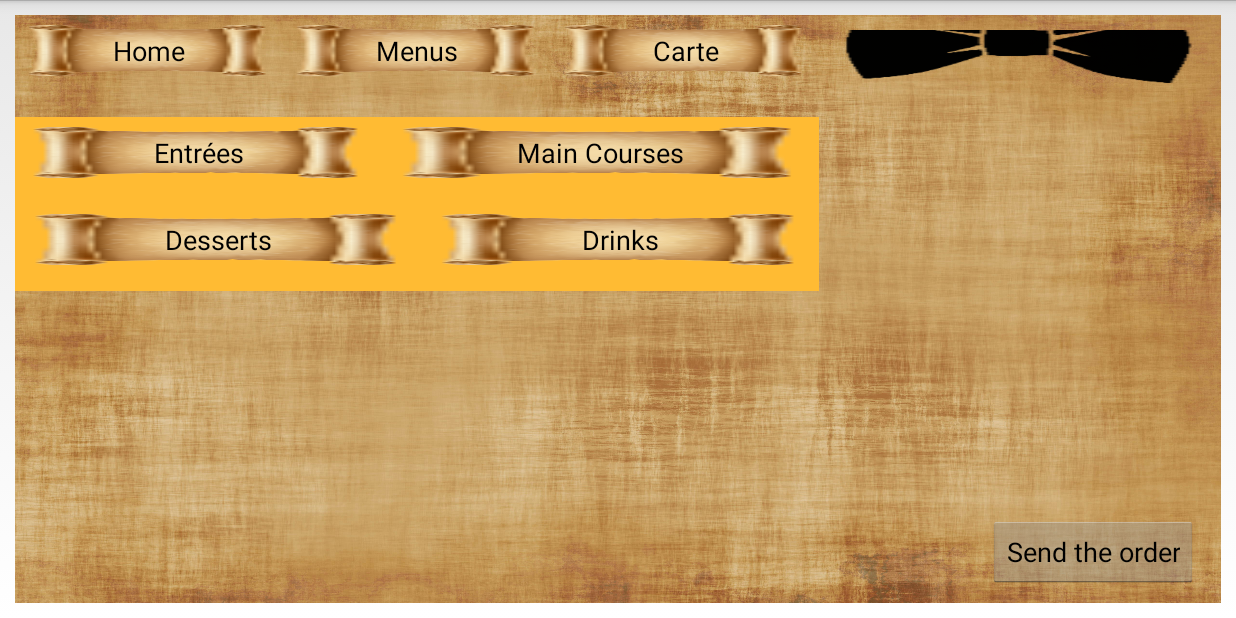
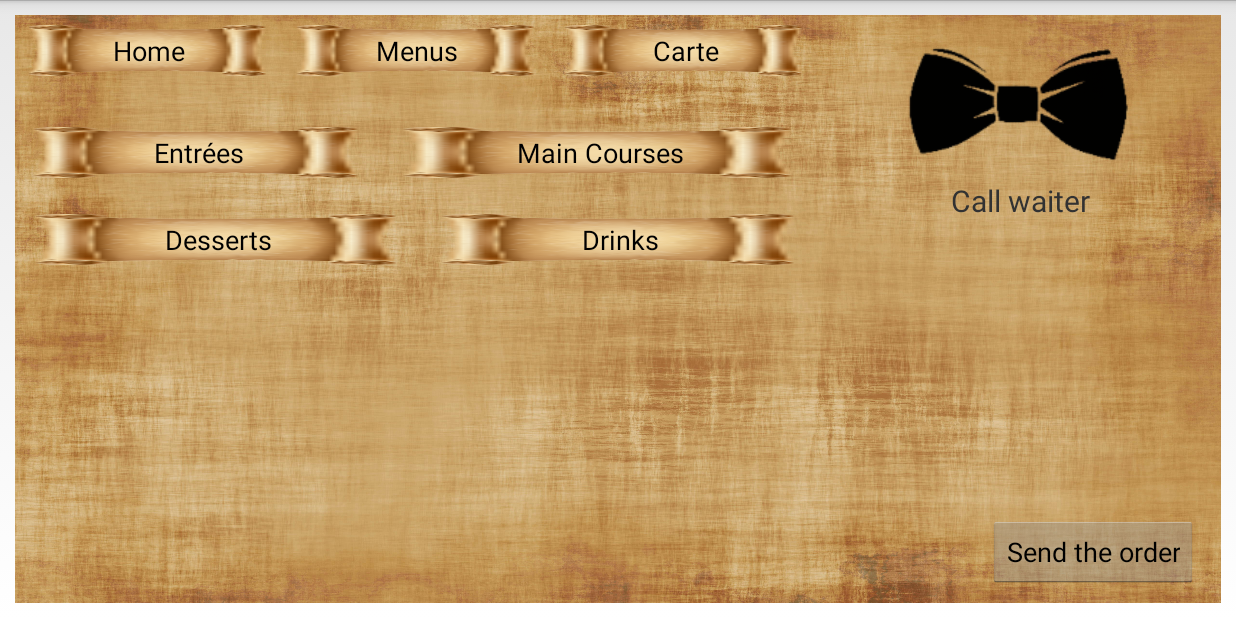
Before and after one commit to ThibaultGigant/ProjetIHM, an Android app: the CarteActivity screen opened directly, with no data from a screen before it, on a phone screen of 824 x 412 dp (held sideways). Run offline under Robolectric (Android 15) with nearby library versions, the phone set to English and light mode, and no system bars; 5 statements that could not run were skipped.

Commit message:
Réglage noeud pap

```diff
--- a/Client/app/src/main/res/layout/activity_carte.xml
+++ b/Client/app/src/main/res/layout/activity_carte.xml
@@ -35,8 +35,7 @@
 				android:layout_height="wrap_content"
 				android:layout_marginBottom="10dp"
 				android:layout_weight="1"
-				android:orientation="vertical"
-				android:background="@android:color/holo_orange_light">
+				android:orientation="vertical">
 				<LinearLayout
 					android:layout_width="fill_parent"
 					android:layout_height="wrap_content"
--- a/Client/app/src/main/res/layout/activity_menus.xml
+++ b/Client/app/src/main/res/layout/activity_menus.xml
@@ -15,8 +15,7 @@
         android:layout_height="wrap_content"
         android:layout_marginBottom="10dp"
         android:layout_weight="1"
-        android:orientation="vertical"
-        android:background="@android:color/holo_orange_light">
+        android:orientation="vertical">
 
         <include layout="@layout/top_menu_bar"/>
 
--- a/Client/app/src/main/res/layout/right_side_bar.xml
+++ b/Client/app/src/main/res/layout/right_side_bar.xml
@@ -15,18 +15,25 @@
         android:layout_height="wrap_content"
         android:orientation="vertical"
         android:layout_weight="5">
+
         <ImageButton
             android:id="@+id/popServeur"
-            android:layout_width="match_parent"
-            android:layout_height="wrap_content"
-            android:layout_gravity="top|end"
+            android:layout_width="150dp"
+            android:layout_height="80dp"
+            android:layout_gravity="center_horizontal"
             android:background="@drawable/bow_tie"
             android:onClick="popServeur"
             android:adjustViewBounds="true"
             android:baselineAlignBottom="false"
-            android:layout_marginBottom="-20dp"
-            android:layout_marginTop="-20dp"
+            android:layout_marginBottom="10dp"
+            android:layout_marginTop="10dp"
             android:contentDescription="@string/popServeur" />
+        <TextView
+            android:layout_width="match_parent"
+            android:layout_height="wrap_content"
+            android:gravity="center"
+            android:text="@string/popServeur"
+            android:textSize="20sp"/>
 
         <ScrollView
             android:id="@+id/scroll_recap"
```
